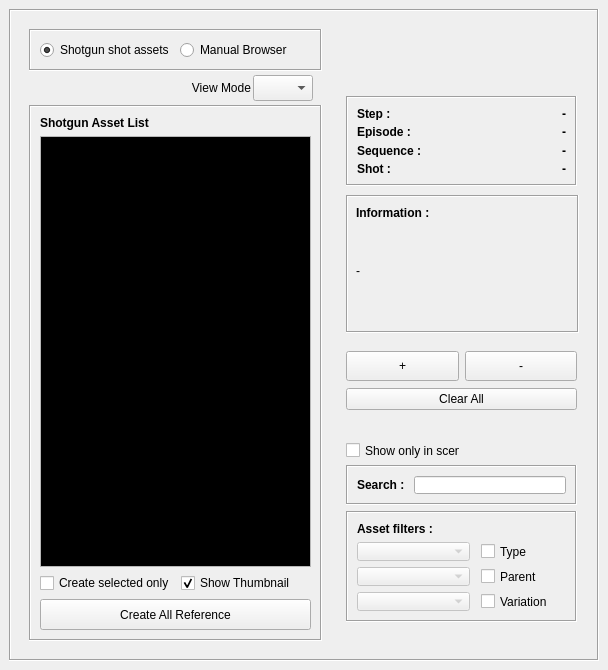
ChanonVilaiyuk/arxLoader, file ui2.ui: the form before one commit.
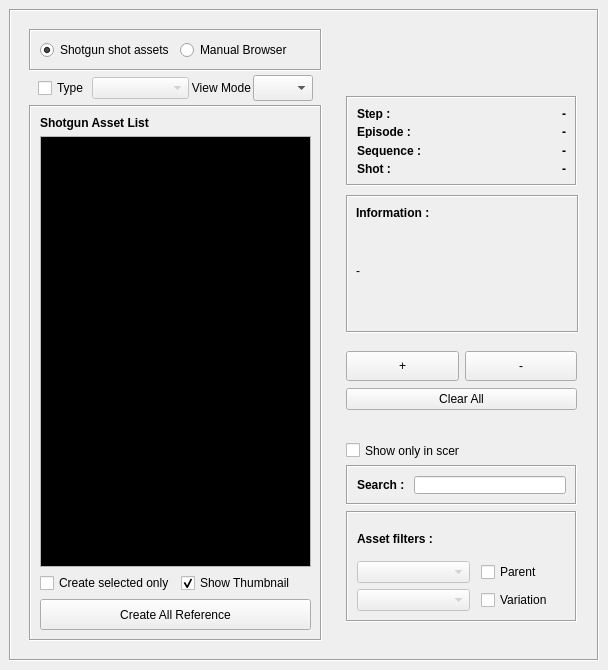
The form after the commit.

Commit message: remove filter

Patch:
```diff
--- a/ui2.ui
+++ b/ui2.ui
@@ -79,7 +79,7 @@
             <property name="frameShadow">
              <enum>QFrame::Raised</enum>
             </property>
-            <layout class="QHBoxLayout" name="horizontalLayout_6" stretch="3,1,1">
+            <layout class="QHBoxLayout" name="horizontalLayout_6" stretch="1,2,1,1">
              <property name="spacing">
               <number>2</number>
              </property>
@@ -96,17 +96,18 @@
               <number>2</number>
              </property>
              <item>
-              <spacer name="horizontalSpacer">
-               <property name="orientation">
-                <enum>Qt::Horizontal</enum>
+              <widget class="QCheckBox" name="type_checkBox">
+               <property name="text">
+                <string>Type</string>
                </property>
-               <property name="sizeHint" stdset="0">
-                <size>
-                 <width>70</width>
-                 <height>20</height>
-                </size>
+              </widget>
+             </item>
+             <item>
+              <widget class="QComboBox" name="type_comboBox">
+               <property name="enabled">
+                <bool>false</bool>
                </property>
-              </spacer>
+              </widget>
              </item>
              <item>
               <widget class="QLabel" name="label_4">
@@ -351,20 +352,6 @@
              </property>
             </widget>
            </item>
-           <item row="1" column="1">
-            <widget class="QCheckBox" name="type_checkBox">
-             <property name="text">
-              <string>Type</string>
-             </property>
-            </widget>
-           </item>
-           <item row="1" column="0">
-            <widget class="QComboBox" name="type_comboBox">
-             <property name="enabled">
-              <bool>false</bool>
-             </property>
-            </widget>
-           </item>
            <item row="2" column="1">
             <widget class="QCheckBox" name="parent_checkBox">
              <property name="text">
```
The commit also changes 2 other files.
